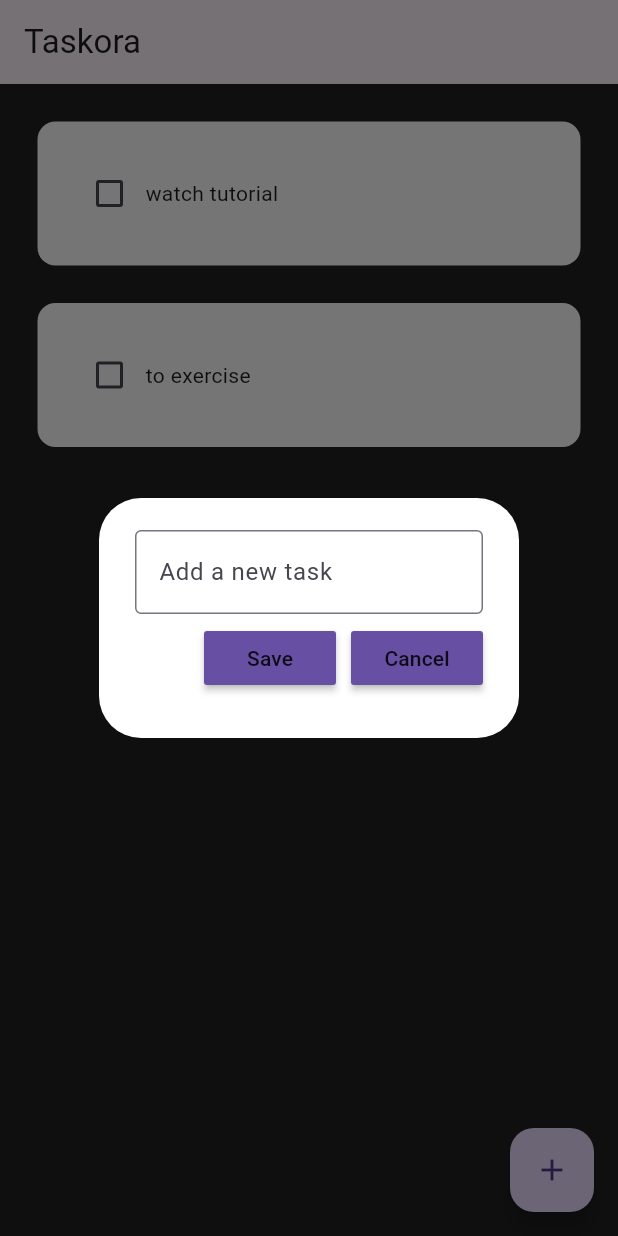
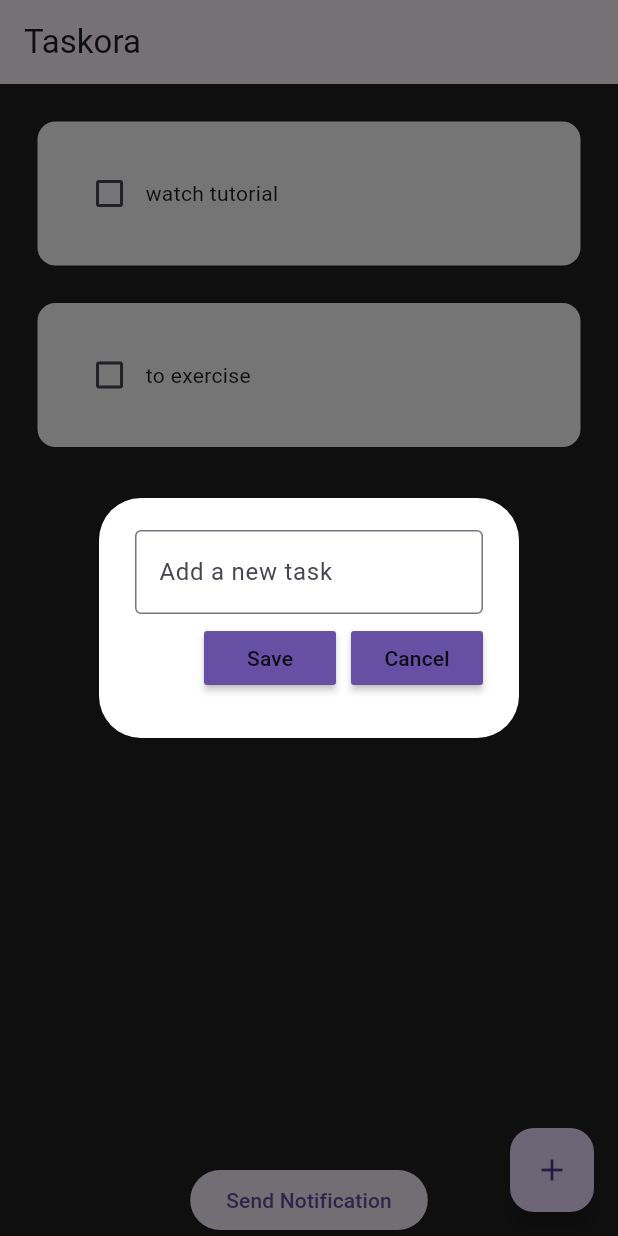
Before and after one commit to shresthasameerman/to_do_app, a Flutter app: the screen it shows after launch, after a tap on the "add" icon, on a phone screen of 412 x 824 dp. Run offline on Flutter 3.47's test engine with Material 3 defaults, Android fonts, the phone set to English and light mode, and no system bars; drawn by our look-alikes of flutter_slidable; our stand-ins replace flutter_local_notifications, hive_flutter; accounts and stored records are empty.

Commit message:
To Do App is in the 4.2nd stage

```diff
--- a/lib/Pages/home_page.dart
+++ b/lib/Pages/home_page.dart
@@ -1,5 +1,6 @@
 import 'package:flutter/material.dart';
 import 'package:to_do_app/Utils/dialog_box.dart';
+import 'package:to_do_app/Utils/noti_service.dart';
 import 'package:to_do_app/Utils/todo_tile.dart';
 import 'package:flutter_local_notifications/flutter_local_notifications.dart';
 import 'package:to_do_app/main.dart';
@@ -12,80 +13,58 @@ class HomePage extends StatefulWidget {
 }
 
 class _HomePageState extends State<HomePage> {
-
   final _controller = TextEditingController();
-
-  List toDoList=[
-    ["watch tutorial",false],
-    ["to exercise",false],
+  List toDoList = [
+    ["watch tutorial", false],
+    ["to exercise", false],
   ];
 
-  void checkBoxChanged(bool value, int index){
+  void checkBoxChanged(bool value, int index) {
     setState(() {
       toDoList[index][1] = !toDoList[index][1];
     });
-    if (!value){
+    if (!value) {
       scheduleNotification(toDoList[index][0]);
     }
-
   }
 
   Future<void> scheduleNotification(String taskName) async {
-    var androidPlatformChannelSpecifics = AndroidNotificationDetails(
-      'your_channel_id',
-      'your_channel_name',
-      'your_channel_description',
-      importance: Importance.max,
-      priority: Priority.high,
-      ticker: 'ticker',
-    );
-    var iOSPlatformChannelSpecifics = DarwinNotificationDetails(); // Correct class name
-    var platformChannelSpecifics = NotificationDetails(
-        android: androidPlatformChannelSpecifics, iOS: iOSPlatformChannelSpecifics);
-    await flutterLocalNotificationsPlugin.show(
-      0,
-      'Incomplete Task',
-      'You have an incomplete task: $taskName',
-      platformChannelSpecifics,
-      payload: 'item x',
+    await NotiService().showNotification(
+      id: 0,
+      title: 'Incomplete Task',
+      body: 'You have an incomplete task: $taskName',
     );
   }
 
   // save new task
-  void saveNewTask(){
+  void saveNewTask() {
     setState(() {
-      toDoList.add([
-        _controller.text, false
-      ]);
+      toDoList.add([_controller.text, false]);
       _controller.clear();
     });
     Navigator.of(context).pop();
   }
 
-
-//create a new task for save and cancel
-  void createNewTask(){
+  // create a new task for save and cancel
+  void createNewTask() {
     showDialog(
       context: context,
-      builder: (context){
+      builder: (context) {
         return DialogBox(
           controller: _controller,
           onSave: saveNewTask,
           onCancel: () => Navigator.of(context).pop(),
-
         );
       },
     );
-
   }
 
-//delete task
-  void DeleteTask(int index){
+  // delete task
+  void DeleteTask(int index) {
     setState(() {
       toDoList.removeAt(index);
     });
   }
-
 
   @override
   Widget build(BuildContext context) {
@@ -95,24 +74,38 @@ class _HomePageState extends State<HomePage> {
         title: Text('Taskora'),
         elevation: 0,
       ),
-
-        floatingActionButton: FloatingActionButton(onPressed:
-        createNewTask,
+      floatingActionButton: FloatingActionButton(
+        onPressed: createNewTask,
         child: Icon(Icons.add),
       ),
-
-        body: ListView.builder(
+      body: Column(
+        children: [
+          Expanded(
+            child: ListView.builder(
               itemCount: toDoList.length,
-          itemBuilder: (context,index){
+              itemBuilder: (context, index) {
                 return ToDoTile(
                   taskName: toDoList[index][0],
                   taskCompleted: toDoList[index][1],
                   onChanged: (value) => checkBoxChanged(value ?? false, index),
-              deleteFunction:(context) => DeleteTask(index),
+                  deleteFunction: (context) => DeleteTask(index),
                 );
-
               },
-        )
+            ),
+          ),
+          Center(
+            child: ElevatedButton(
+              onPressed: () {
+                NotiService().showNotification(
+                  title: "Title",
+                  body: "Body",
+                );
+              },
+              child: const Text("Send Notification"),
+            ),
+          ),
+        ],
+      ),
     );
   }
 }
--- /dev/null
+++ b/lib/Utils/noti_service.dart
@@ -0,0 +1,60 @@
+import 'package:flutter_local_notifications/flutter_local_notifications.dart';
+
+class NotiService {
+  final notificationsPlugin = FlutterLocalNotificationsPlugin();
+  bool _isInitialized = false;
+  bool get isInitialized => _isInitialized;
+
+  //Initialized
+  Future<void> initNotification() async {
+    if (_isInitialized) return; //prevent reinitialization
+
+    const initSettingsAndroid =
+    AndroidInitializationSettings('@mipmap/ic_launcher');
+
+    const initSettingsIOS = DarwinInitializationSettings(
+      requestAlertPermission: true,
+      requestBadgePermission: true,
+      requestSoundPermission: true,
+    );
+
+    const initSettings = InitializationSettings(
+      android: initSettingsAndroid,
+      iOS: initSettingsIOS,
+    );
+
+    await notificationsPlugin.initialize(initSettings);
+    _isInitialized = true;
+  }
+
+  //Notification Details setup
+  NotificationDetails notificationDetails() {
+    return const NotificationDetails(
+      android: AndroidNotificationDetails(
+        'daily_channel_id',
+        'daily Notifications',
+        channelDescription: 'Daily Notification Channel',
+        importance: Importance.max,
+        priority: Priority.high,
+      ),
+      iOS: DarwinNotificationDetails(),
+    );
+  }
+
+  //Show Notifications
+  Future<void> showNotification({
+    int id = 0,
+    String? title,
+    String? body,
+  }) async {
+    if (!_isInitialized) {
+      await initNotification();
+    }
+    return notificationsPlugin.show(
+      id,
+      title,
+      body,
+      notificationDetails(),
+    );
+  }
+}
--- a/lib/main.dart
+++ b/lib/main.dart
@@ -1,17 +1,14 @@
 import 'package:flutter/material.dart';
 import 'package:to_do_app/Pages/home_page.dart';
 import 'package:flutter_local_notifications/flutter_local_notifications.dart';
+import 'package:to_do_app/Utils/noti_service.dart';
 
 final FlutterLocalNotificationsPlugin flutterLocalNotificationsPlugin =
 FlutterLocalNotificationsPlugin();
 void main() async {
   WidgetsFlutterBinding.ensureInitialized();
-  var initializationSettingsAndroid = AndroidInitializationSettings('@mipmap/ic_launcher');
-  var initializationSettingsDarwin = DarwinInitializationSettings();
-  var initializationSettings = InitializationSettings(
-      android: initializationSettingsAndroid, iOS: initializationSettingsDarwin
-  );
-  await flutterLocalNotificationsPlugin.initialize(initializationSettings);
+  NotiService().initNotification();
+
   runApp(const MyApp());
 }
 
```
Also changed, not shown: 1 other file. Lines whose indentation alone changed are shown as unchanged.
